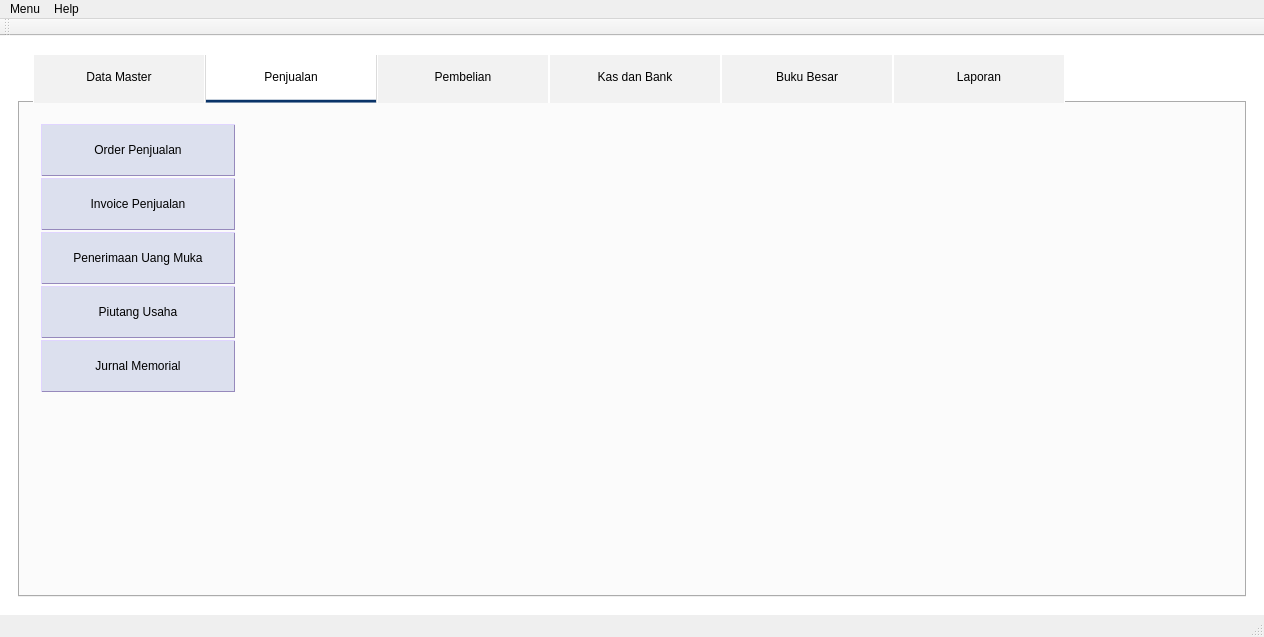
Before: the Qt Designer form source/GUI.ui in fnugrahendi/petuk.corp, drawn with Qt 5.
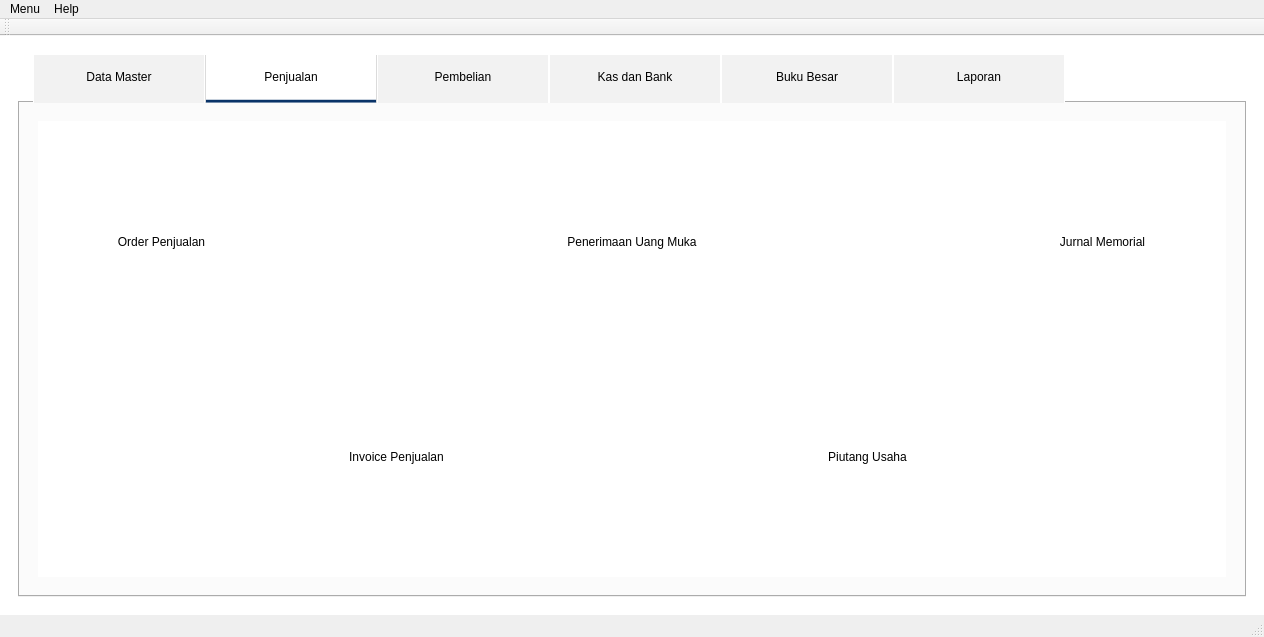
After: the same form once the commit is applied. The open tabs and pages were chosen to show the change. Icons and pictures are not drawn.

Commit message: penjualan styling

```diff
--- a/source/GUI.ui
+++ b/source/GUI.ui
@@ -4193,6 +4193,13 @@
           <layout class="QVBoxLayout" name="verticalLayout_4">
            <item>
             <widget class="QStackedWidget" name="st_Penjualan">
+             <property name="styleSheet">
+              <string notr="true">QFrame#fr_Penjualan_Menu{
+	border-style:none;
+	border-width:0px;
+    background: rgb(255,255,255);
+	}</string>
+             </property>
              <property name="frameShape">
               <enum>QFrame::NoFrame</enum>
              </property>
@@ -4200,101 +4207,73 @@
               <number>0</number>
              </property>
              <widget class="QWidget" name="st_Penjualan_Menu">
-              <layout class="QGridLayout" name="gridLayout_7">
-               <item row="0" column="0" rowspan="2">
+              <property name="styleSheet">
+               <string notr="true">QPushButton{
+
+width:160px;
+height:195px;
+border:0px;
+}</string>
+              </property>
+              <layout class="QGridLayout" name="igr_Penjualan_Menu_Luar">
+               <item row="3" column="0">
                 <widget class="QFrame" name="fr_Penjualan_Menu">
-                 <property name="minimumSize">
-                  <size>
-                   <width>200</width>
-                   <height>0</height>
-                  </size>
-                 </property>
-                 <property name="maximumSize">
-                  <size>
-                   <width>200</width>
-                   <height>16777215</height>
-                  </size>
+                 <property name="accessibleName">
+                  <string>fr_Penjualan_Menu</string>
                  </property>
                  <property name="styleSheet">
-                  <string notr="true">QPushButton{height:50px;border-width:1px;border-color:rgb(150, 137, 188);border-style:outset;border-radius:0px;background:rgb(220, 224, 238);}</string>
+                  <string notr="true">QPushButton{
+
+width:160px;
+height:195px;
+border:0px;
+}</string>
                  </property>
                  <property name="frameShape">
-                  <enum>QFrame::NoFrame</enum>
+                  <enum>QFrame::StyledPanel</enum>
                  </property>
                  <property name="frameShadow">
                   <enum>QFrame::Raised</enum>
                  </property>
-                 <layout class="QVBoxLayout" name="verticalLayout_21">
-                  <property name="spacing">
-                   <number>2</number>
-                  </property>
-                  <property name="margin">
-                   <number>3</number>
-                  </property>
-                  <item>
+                 <layout class="QGridLayout" name="igr_Penjualan_Menu_Dalam">
+                  <item row="0" column="0">
                    <widget class="QPushButton" name="tb_Penjualan_OrderPenjualan">
                     <property name="text">
                      <string>Order Penjualan</string>
                     </property>
                    </widget>
                   </item>
-                  <item>
+                  <item row="1" column="1">
                    <widget class="QPushButton" name="tb_Penjualan_Invoice">
                     <property name="text">
                      <string>Invoice Penjualan</string>
                     </property>
                    </widget>
                   </item>
-                  <item>
+                  <item row="0" column="2">
                    <widget class="QPushButton" name="tb_Penjualan_UangMuka">
                     <property name="text">
                      <string>Penerimaan Uang Muka</string>
                     </property>
                    </widget>
                   </item>
-                  <item>
+                  <item row="0" column="4">
+                   <widget class="QPushButton" name="tb_Penjualan_JurnalMemorial">
+                    <property name="text">
+                     <string>Jurnal Memorial</string>
+                    </property>
+                   </widget>
+                  </item>
+                  <item row="1" column="3">
                    <widget class="QPushButton" name="tb_Penjualan_Piutang">
                     <property name="text">
                      <string>Piutang Usaha</string>
                     </property>
                    </widget>
                   </item>
-                  <item>
-                   <widget class="QPushButton" name="pushButton">
-                    <property name="text">
-                     <string>Jurnal Memorial</string>
-                    </property>
-                   </widget>
-                  </item>
                  </layout>
                 </widget>
                </item>
-               <item row="0" column="1">
-                <spacer name="hs_Penjualan_Menu">
-                 <property name="orientation">
-                  <enum>Qt::Horizontal</enum>
-                 </property>
-                 <property name="sizeHint" stdset="0">
-                  <size>
-                   <width>40</width>
-                   <height>20</height>
-                  </size>
-                 </property>
-                </spacer>
-               </item>
-               <item row="2" column="0">
-                <spacer name="vs_Penjualan_Menu">
-                 <property name="orientation">
-                  <enum>Qt::Vertical</enum>
-                 </property>
-                 <property name="sizeHint" stdset="0">
-                  <size>
-                   <width>20</width>
-                   <height>40</height>
-                  </size>
-                 </property>
-                </spacer>
-               </item>
               </layout>
              </widget>
              <widget class="QWidget" name="st_Penjualan_DaftarInvoice">
```
Left out of the diff: 21 changed lines with no effect on the pictures. The commit also changes 1 other file.
